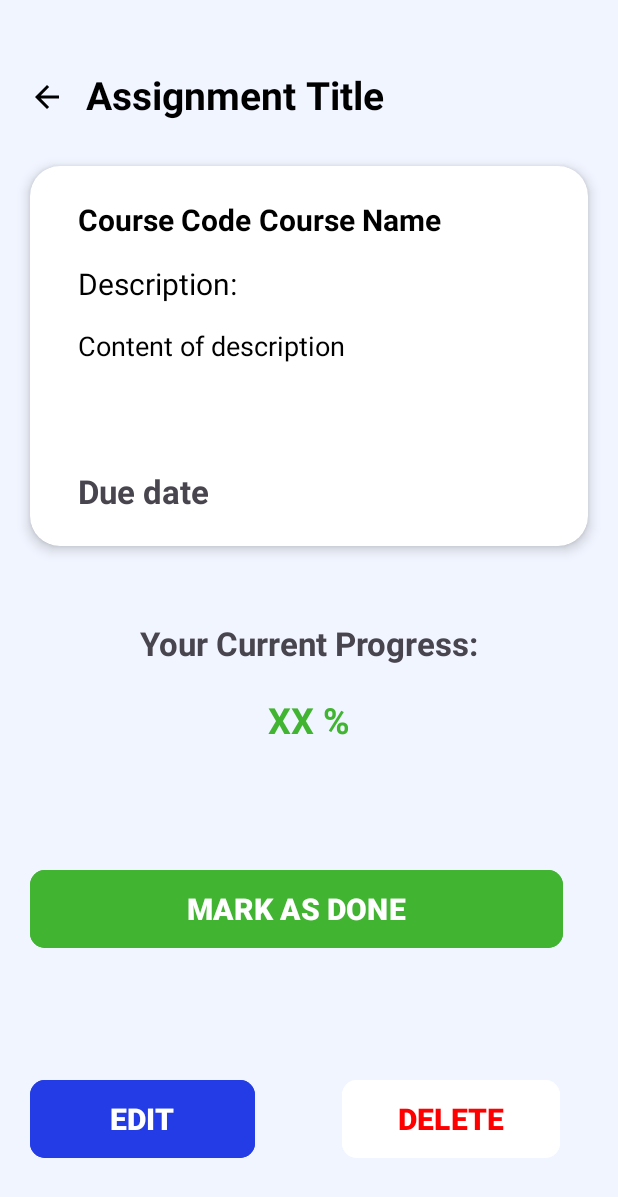
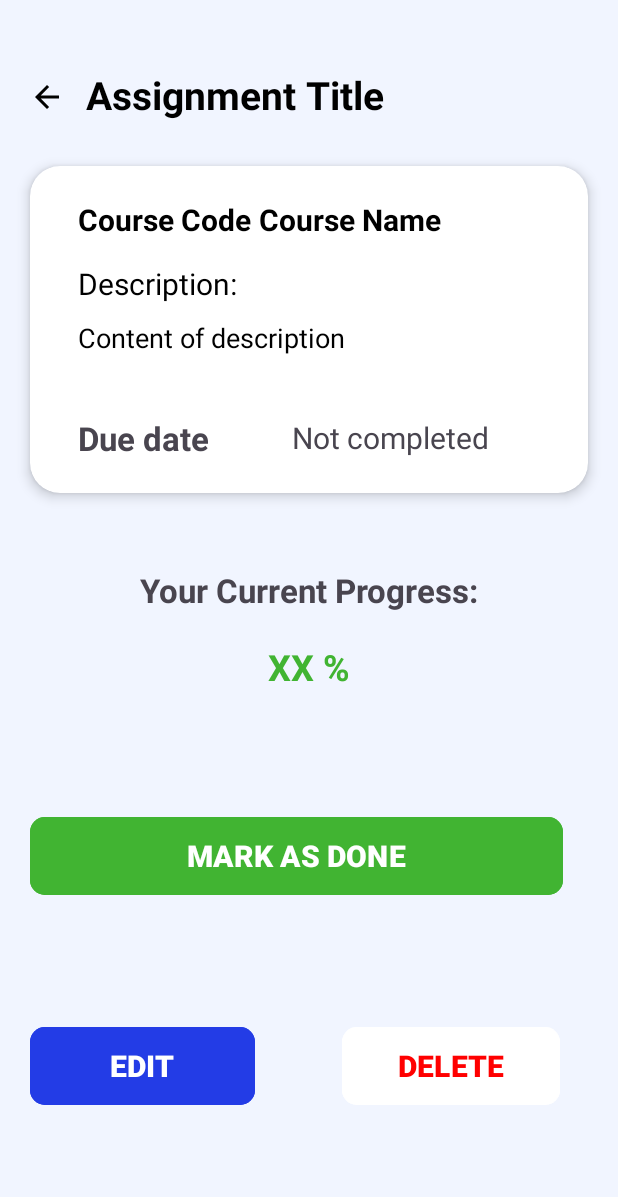
Before and after one commit to xinyijong/JomStudy, an Android app: the layout activity_assignment_detail.xml on its own in the app's theme, with its tools: preview values and no code run, on a phone screen of 412 x 824 dp. Shown: the top 1197 px of the screen. Run offline under Robolectric (Android 15) with nearby library versions, the phone set to English and light mode, and no system bars.

Commit message:
assignment detail, mark as done

```diff
--- a/app/src/main/java/com/example/project_jomstudy/AddAssignment.java
+++ b/app/src/main/java/com/example/project_jomstudy/AddAssignment.java
@@ -111,6 +111,9 @@ public class AddAssignment extends AppCompatActivity {
                 String assignDescription = description.getText().toString().trim();
                 String dueDateText = dueDate.getText().toString().trim();
                 int initialProgress = 0;
+                String status = "Not Completed"; // Set initial status (or leave as default, change later if needed)
+                double grade = 0.0;  // Set default grade (or allow dynamic input later)
+                double weight = 100.0;
 
                 // Get the course name using the entered course code
                 courseRef.child(courseCodeText).addListenerForSingleValueEvent(new ValueEventListener() {
@@ -120,7 +123,7 @@ public class AddAssignment extends AppCompatActivity {
                             String courseName = dataSnapshot.child("courseName").getValue(String.class);
 
                             // Create the Assignment object
-                            AssignmentClass assignmentData = new AssignmentClass(title, dueDateText, courseCodeText, courseName, assignDescription, initialProgress);
+                            AssignmentClass assignmentData = new AssignmentClass(title, dueDateText, courseCodeText, courseName, assignDescription, initialProgress, status, grade, weight);
 
                             assignmentRef.child(courseCodeText).push().setValue(assignmentData).addOnCompleteListener(task -> {
                                 new Handler(Looper.getMainLooper()).postDelayed(() -> {
--- a/app/src/main/java/com/example/project_jomstudy/AssignmentAdapter.java
+++ b/app/src/main/java/com/example/project_jomstudy/AssignmentAdapter.java
@@ -24,7 +24,7 @@ public class AssignmentAdapter extends RecyclerView.Adapter<AssignmentAdapter.As
     }
 
     public static class AssignmentViewHolder extends RecyclerView.ViewHolder{
-        TextView assignmentTitle, courseCode, courseName, dueDate, progress;
+        TextView assignmentTitle, courseCode, courseName, dueDate, progress, status;
         public AssignmentViewHolder(@NonNull View itemView) {
             super(itemView);
 
@@ -33,6 +33,7 @@ public class AssignmentAdapter extends RecyclerView.Adapter<AssignmentAdapter.As
             courseName = itemView.findViewById(R.id.courseName);
             dueDate = itemView.findViewById(R.id.dueDate);
             progress = itemView.findViewById(R.id.progress);
+            status = itemView.findViewById(R.id.status);
 
         }
 
@@ -56,6 +57,7 @@ public class AssignmentAdapter extends RecyclerView.Adapter<AssignmentAdapter.As
         holder.courseName.setText(assignment.getCourseName());
         holder.dueDate.setText(assignment.getDueDate());
         holder.progress.setText(assignment.getProgress() + "%");
+        holder.status.setText(assignment.getStatus());
 
         holder.itemView.setOnClickListener(v -> {
             Intent intent = new Intent(context, AssignmentDetail.class);
@@ -64,6 +66,7 @@ public class AssignmentAdapter extends RecyclerView.Adapter<AssignmentAdapter.As
             intent.putExtra("courseName", assignment.getCourseName());
             intent.putExtra("dueDate", assignment.getDueDate());
             intent.putExtra("progress", assignment.getProgress());
+            intent.putExtra("status", assignment.getStatus());
             intent.putExtra("assignmentId", assignmentId);  // Pass the assignmentId (Firebase key)
             context.startActivity(intent);
         });
--- a/app/src/main/java/com/example/project_jomstudy/Home.java
+++ b/app/src/main/java/com/example/project_jomstudy/Home.java
@@ -6,9 +6,7 @@ import android.view.View;
 
 import androidx.activity.EdgeToEdge;
 import androidx.appcompat.app.AppCompatActivity;
-import androidx.core.graphics.Insets;
 import androidx.core.view.ViewCompat;
-import androidx.core.view.WindowInsetsCompat;
 import androidx.fragment.app.Fragment;
 import androidx.fragment.app.FragmentTransaction;
 
@@ -70,8 +68,8 @@ public class Home extends AppCompatActivity {
                 replaceFragment(new CourseFragment());
             } else if (item.getItemId() == R.id.assignment) {
                 replaceFragment(new AssignmentFragment());
-            } else if (item.getItemId() == R.id.notification) {
-                replaceFragment(new NotificationFragment());
+            } else if (item.getItemId() == R.id.user) {
+                replaceFragment(new ProfileFragment());
             } else if (item.getItemId() == R.id.progress) {
                 replaceFragment(new ProgressFragment());
             }
--- a/app/src/main/res/layout/activity_assignment_detail.xml
+++ b/app/src/main/res/layout/activity_assignment_detail.xml
@@ -106,7 +106,8 @@
                 android:layout_width="match_parent"
                 android:layout_height="wrap_content"
                 android:orientation="horizontal"
-                android:layout_marginTop="15dp">
+                android:layout_marginTop="10dp"
+                android:layout_marginBottom="40dp">
 
                 <TextView
                     android:layout_width="wrap_content"
@@ -120,16 +121,31 @@
 
             </LinearLayout>
 
-            <TextView
-                android:layout_width="wrap_content"
+            <LinearLayout
+                android:layout_width="328dp"
                 android:layout_height="wrap_content"
-                android:text="Due date"
-                android:id="@+id/dueDate"
-                android:textSize="22sp"
-                android:textStyle="bold"
-                android:layout_marginTop="70dp"
-                android:layout_marginStart="10dp"
-                android:layout_gravity="start|center_vertical"/>
+                android:orientation="horizontal">
+
+                <TextView
+                    android:id="@+id/dueDate"
+                    android:layout_width="wrap_content"
+                    android:layout_height="wrap_content"
+                    android:layout_gravity="start|center_vertical"
+                    android:layout_marginStart="10dp"
+                    android:text="Due date"
+                    android:textSize="22sp"
+                    android:textStyle="bold" />
+
+                <TextView
+                    android:id="@+id/status"
+                    android:layout_width="wrap_content"
+                    android:layout_height="wrap_content"
+                    android:layout_gravity="start|center_vertical"
+                    android:layout_marginStart="55dp"
+                    android:text="Not completed"
+                    android:textSize="20sp" />
+
+            </LinearLayout>
 
         </LinearLayout>
 
--- a/app/src/main/res/layout/fragment_notification.xml
+++ b/app/src/main/res/layout/fragment_profile.xml
@@ -3,12 +3,12 @@
     xmlns:tools="http://schemas.android.com/tools"
     android:layout_width="match_parent"
     android:layout_height="match_parent"
-    tools:context=".NotificationFragment">
+    tools:context=".ProfileFragment">
 
     <TextView
         android:layout_width="match_parent"
         android:layout_height="match_parent"
-        android:text="Notification"
+        android:text="Profile"
         android:gravity="center"
         android:textSize="30sp"
         android:textColor="@color/black"/>
```
Also changed, not shown: app/src/main/java/com/example/project_jomstudy/AssignmentClass.java (+32 -1 lines), app/src/main/java/com/example/project_jomstudy/AssignmentDetail.java (+53 -1 lines), app/src/main/java/com/example/project_jomstudy/ProfileFragment.java (renamed from app/src/main/java/com/example/project_jomstudy/NotificationFragment.java, +7 -7 lines), app/src/main/res/layout/assignment.xml (+13 -1 lines), app/src/main/res/menu/bottom_menu.xml (+6 -6 lines).
